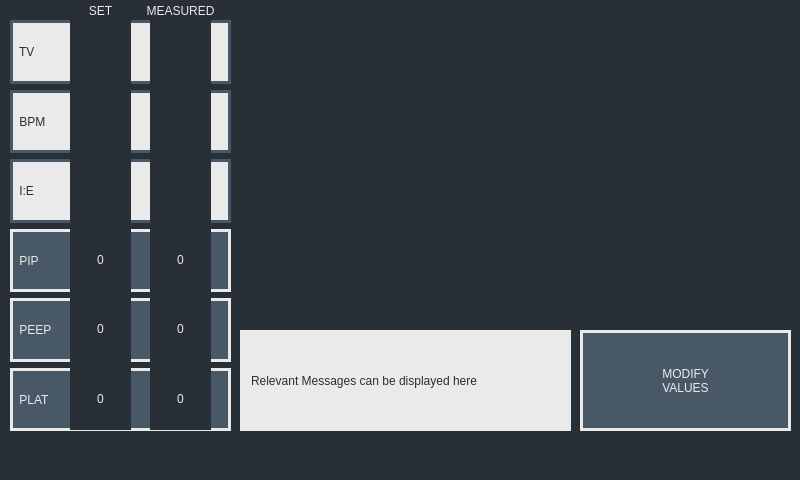
Above: software/control_system/gui/main_window.ui from VentCU/bbwtb before the change. Below: the same form after it.
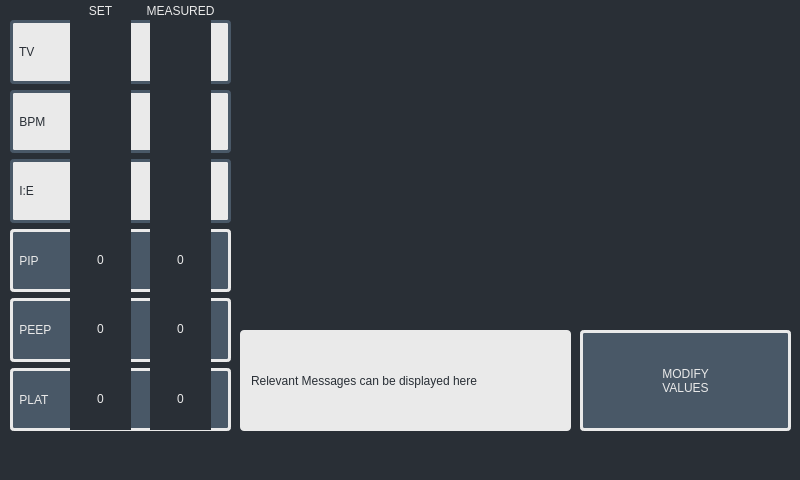
That is the form after the change. Custom widgets are drawn as their Qt base class.

What changed in the file:
```diff
--- a/software/control_system/gui/main_window.ui
+++ b/software/control_system/gui/main_window.ui
@@ -43,8 +43,9 @@
 border: 3px solid;
 border-color: #EAEAEA;
 padding: 2px;
-font:18pt &quot;Calibri&quot;;
-color: #EAEAEA;</string>
+font:18pt &quot;Nimbus sans L&quot;;
+color: #EAEAEA;
+border-radius: 4px;</string>
     </property>
     <property name="text">
      <string>MODIFY 
@@ -113,10 +114,10 @@
     </property>
     <property name="styleSheet">
      <string notr="true">background-color: #EAEAEA;
-font: 12pt &quot;Calibri&quot;;
+font: 12pt &quot;Nimbus sans L&quot;;
 padding: 8px;
-color: #292F36
-</string>
+color: #292F36;
+border-radius: 4px;</string>
     </property>
     <property name="text">
      <string>Relevant Messages can be displayed here</string>
@@ -136,11 +137,11 @@
       <widget class="QLabel" name="label_4">
        <property name="styleSheet">
         <string notr="true">background-color: #EAEAEA;
-font: 18pt &quot;Calibri&quot;;
+font: 16pt &quot;Nimbus sans L&quot;;
 color: #292F36;
 border: 3px solid;
 border-color: #495867;
-</string>
+border-radius: 4px;</string>
        </property>
        <property name="text">
         <string> TV</string>
@@ -151,10 +152,11 @@
       <widget class="QLabel" name="label_7">
        <property name="styleSheet">
         <string notr="true">background-color: #EAEAEA;
-font: 18pt &quot;Calibri&quot;;
+font: 16pt &quot;Nimbus sans L&quot;;;
 color: #292F36;
 border: 3px solid;
 border-color: #495867;
+border-radius: 4px;
 </string>
        </property>
        <property name="text">
@@ -166,10 +168,11 @@
       <widget class="QLabel" name="label_5">
        <property name="styleSheet">
         <string notr="true">background-color: #EAEAEA;
-font: 18pt &quot;Calibri&quot;;
+font: 16pt &quot;Nimbus sans L&quot;;
 color: #292F36;
 border: 3px solid;
 border-color: #495867;
+border-radius: 4px;
 </string>
        </property>
        <property name="text">
@@ -183,8 +186,9 @@
         <string notr="true">background-color: #495867;
 border: 3px solid;
 border-color: #EAEAEA;
-font: 18pt &quot;Calibri&quot;;
-color: #EAEAEA;</string>
+font: 16pt &quot;Nimbus sans L&quot;;
+color: #EAEAEA;
+border-radius: 4px;</string>
        </property>
        <property name="text">
         <string> PIP</string>
@@ -197,8 +201,9 @@
         <string notr="true">background-color: #495867;
 border: 3px solid;
 border-color: #EAEAEA;
-font: 18pt &quot;Calibri&quot;;
-color: #EAEAEA;</string>
+font: 16pt &quot;Nimbus sans L&quot;;
+color: #EAEAEA;
+border-radius: 4px;</string>
        </property>
        <property name="text">
         <string> PEEP</string>
@@ -211,8 +216,10 @@
         <string notr="true">background-color: #495867;
 border: 3px solid;
 border-color: #EAEAEA;
-font: 18pt &quot;Calibri&quot;;
-color: #EAEAEA;</string>
+font: 16pt &quot;Nimbus sans L&quot;;
+color: #EAEAEA;
+border-radius: 4px;
+</string>
        </property>
        <property name="text">
         <string> PLAT</string>
@@ -452,8 +459,8 @@
        <widget class="PlotWidget" name="volume_graph" native="true">
         <property name="geometry">
          <rect>
-          <x>-20</x>
-          <y>20</y>
+          <x>0</x>
+          <y>0</y>
           <width>549</width>
           <height>146</height>
          </rect>
```
Left out of the diff: 28 changed lines with no effect on the pictures.
